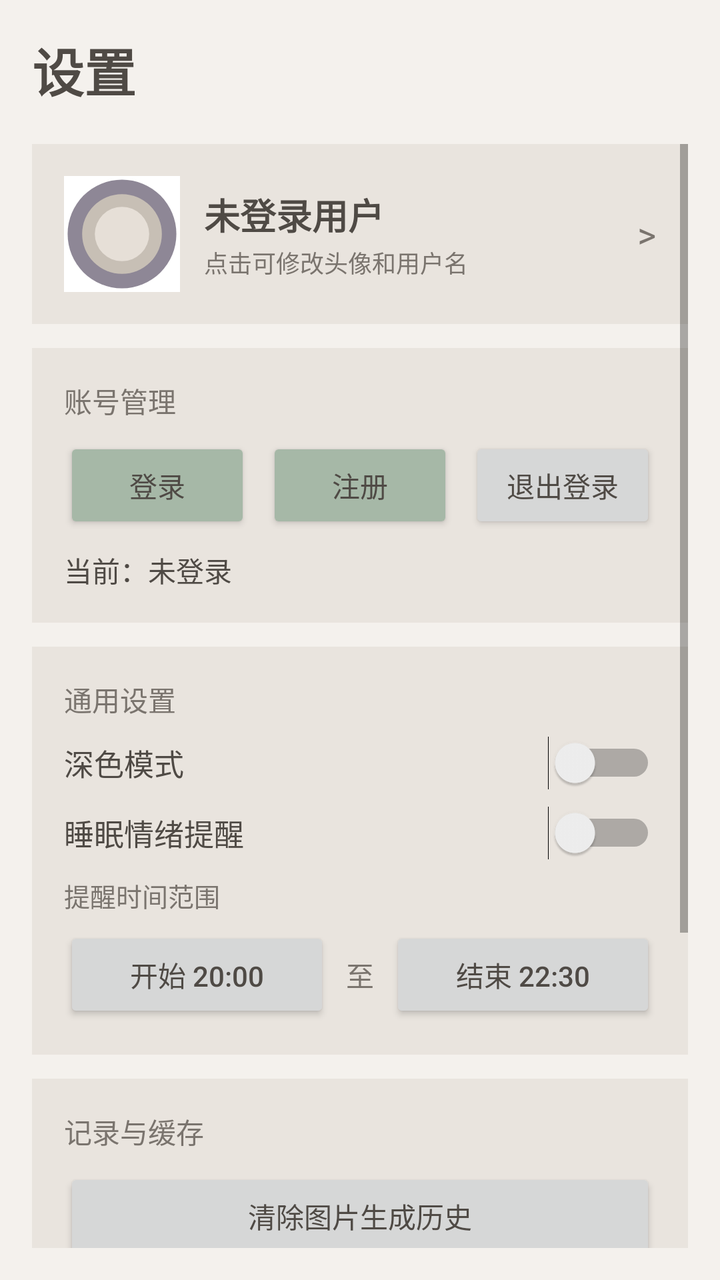
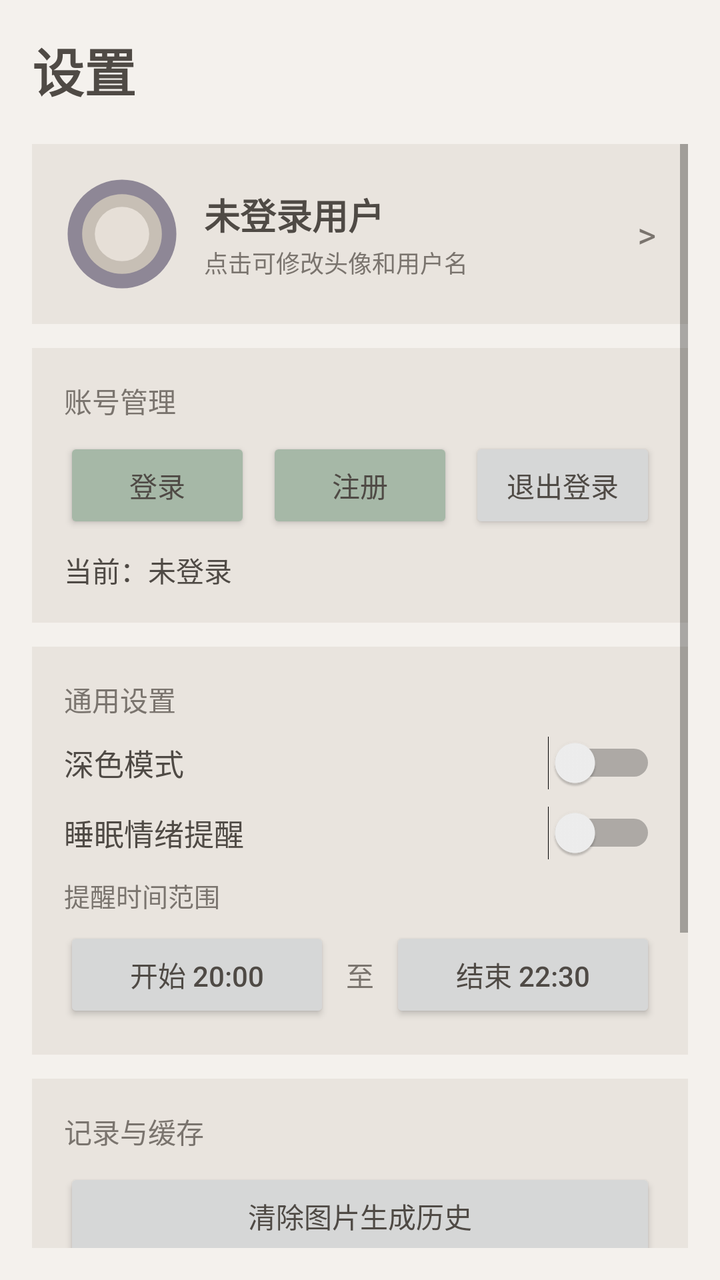

The first picture is an Android layout as it rendered before a commit; the second is the same layout after the commit. The layout source and the unified diff follow.
<!-- AndroidManifest.xml: application theme Theme.DreamAnalyzer -->
<!-- res/layout/fragment_settings.xml -->
<?xml version="1.0" encoding="utf-8"?>
<FrameLayout xmlns:android="http://schemas.android.com/apk/res/android"
    android:layout_width="match_parent"
    android:layout_height="match_parent"
    android:background="@color/morandi_bg"
    android:fitsSystemWindows="true">

    <TextView
        android:id="@+id/tv_page_title_fixed"
        android:layout_width="wrap_content"
        android:layout_height="wrap_content"
        android:layout_marginStart="16dp"
        android:layout_marginTop="16dp"
        android:text="设置"
        android:textColor="@color/morandi_text_primary"
        android:textSize="26sp"
        android:textStyle="bold" />

    <ScrollView
        android:id="@+id/scroll_content"
        android:layout_width="match_parent"
        android:layout_height="match_parent"
        android:layout_marginTop="56dp"
        android:fillViewport="true"
        android:padding="16dp">

        <LinearLayout
            android:layout_width="match_parent"
            android:layout_height="wrap_content"
            android:orientation="vertical">

            <LinearLayout
                android:id="@+id/layout_profile"
                android:layout_width="match_parent"
                android:layout_height="wrap_content"
                android:background="@color/morandi_card"
                android:gravity="center_vertical"
                android:orientation="horizontal"
                android:padding="16dp">

                <ImageView
                    android:id="@+id/iv_avatar"
                    android:layout_width="58dp"
                    android:layout_height="58dp"
                    android:background="@android:color/white"
                    android:scaleType="centerCrop"
                    android:src="@drawable/ic_avatar_morandi" />

                <LinearLayout
                    android:layout_width="0dp"
                    android:layout_height="wrap_content"
                    android:layout_marginStart="12dp"
                    android:layout_weight="1"
                    android:orientation="vertical">

                    <TextView
                        android:id="@+id/tv_profile_name"
                        android:layout_width="wrap_content"
                        android:layout_height="wrap_content"
                        android:text="未登录用户"
                        android:textColor="@color/morandi_text_primary"
                        android:textSize="18sp"
                        android:textStyle="bold" />

                    <TextView
                        android:layout_width="wrap_content"
                        android:layout_height="wrap_content"
                        android:layout_marginTop="2dp"
                        android:text="点击可修改头像和用户名"
                        android:textColor="@color/morandi_text_secondary"
                        android:textSize="12sp" />
                </LinearLayout>

                <TextView
                    android:layout_width="wrap_content"
                    android:layout_height="wrap_content"
                    android:text=">"
                    android:textColor="@color/morandi_text_secondary"
                    android:textSize="18sp" />
            </LinearLayout>

            <LinearLayout
                android:layout_width="match_parent"
                android:layout_height="wrap_content"
                android:layout_marginTop="12dp"
                android:background="@color/morandi_card"
                android:orientation="vertical"
                android:padding="16dp">

                <TextView
                    android:layout_width="wrap_content"
                    android:layout_height="wrap_content"
                    android:text="账号管理"
                    android:textColor="@color/morandi_text_secondary"
                    android:textSize="14sp" />

                <LinearLayout
                    android:layout_width="match_parent"
                    android:layout_height="wrap_content"
                    android:layout_marginTop="8dp"
                    android:orientation="horizontal">

                    <Button
                        android:id="@+id/btn_login"
                        android:layout_width="0dp"
                        android:layout_height="wrap_content"
                        android:layout_weight="1"
                        android:backgroundTint="@color/morandi_secondary"
                        android:text="登录"
                        android:textColor="@color/morandi_text_primary" />

                    <Button
                        android:id="@+id/btn_register"
                        android:layout_width="0dp"
                        android:layout_height="wrap_content"
                        android:layout_marginStart="8dp"
                        android:layout_weight="1"
                        android:backgroundTint="@color/morandi_secondary"
                        android:text="注册"
                        android:textColor="@color/morandi_text_primary" />

                    <Button
                        android:id="@+id/btn_logout"
                        android:layout_width="0dp"
                        android:layout_height="wrap_content"
                        android:layout_marginStart="8dp"
                        android:layout_weight="1"
                        android:text="退出登录"
                        android:textColor="@color/morandi_text_primary" />
                </LinearLayout>

                <TextView
                    android:id="@+id/tv_login_status"
                    android:layout_width="match_parent"
                    android:layout_height="wrap_content"
                    android:layout_marginTop="8dp"
                    android:text="当前：未登录"
                    android:textColor="@color/morandi_text_primary"
                    android:textSize="14sp" />
            </LinearLayout>

            <LinearLayout
                android:layout_width="match_parent"
                android:layout_height="wrap_content"
                android:layout_marginTop="12dp"
                android:background="@color/morandi_card"
                android:orientation="vertical"
                android:padding="16dp">

                <TextView
                    android:layout_width="wrap_content"
                    android:layout_height="wrap_content"
                    android:text="通用设置"
                    android:textColor="@color/morandi_text_secondary"
                    android:textSize="14sp" />

                <LinearLayout
                    android:layout_width="match_parent"
                    android:layout_height="wrap_content"
                    android:layout_marginTop="8dp"
                    android:gravity="center_vertical"
                    android:orientation="horizontal">

                    <TextView
                        android:layout_width="0dp"
                        android:layout_height="wrap_content"
                        android:layout_weight="1"
                        android:text="深色模式"
                        android:textColor="@color/morandi_text_primary"
                        android:textSize="15sp" />

                    <Switch
                        android:id="@+id/switch_dark_mode"
                        android:layout_width="wrap_content"
                        android:layout_height="wrap_content" />
                </LinearLayout>

                <LinearLayout
                    android:layout_width="match_parent"
                    android:layout_height="wrap_content"
                    android:layout_marginTop="8dp"
                    android:gravity="center_vertical"
                    android:orientation="horizontal">

                    <TextView
                        android:layout_width="0dp"
                        android:layout_height="wrap_content"
                        android:layout_weight="1"
                        android:text="睡眠情绪提醒"
                        android:textColor="@color/morandi_text_primary"
                        android:textSize="15sp" />

                    <Switch
                        android:id="@+id/switch_notify"
                        android:layout_width="wrap_content"
                        android:layout_height="wrap_content" />
                </LinearLayout>

                <TextView
                    android:layout_width="wrap_content"
                    android:layout_height="wrap_content"
                    android:layout_marginTop="8dp"
                    android:text="提醒时间范围"
                    android:textColor="@color/morandi_text_secondary"
                    android:textSize="13sp" />

                <LinearLayout
                    android:layout_width="match_parent"
                    android:layout_height="wrap_content"
                    android:layout_marginTop="6dp"
                    android:gravity="center_vertical"
                    android:orientation="horizontal">

                    <Button
                        android:id="@+id/btn_notify_start"
                        android:layout_width="0dp"
                        android:layout_height="wrap_content"
                        android:layout_weight="1"
                        android:text="开始 20:00"
                        android:textColor="@color/morandi_text_primary" />

                    <TextView
                        android:layout_width="wrap_content"
                        android:layout_height="wrap_content"
                        android:layout_marginHorizontal="8dp"
                        android:text="至"
                        android:textColor="@color/morandi_text_secondary" />

                    <Button
                        android:id="@+id/btn_notify_end"
                        android:layout_width="0dp"
                        android:layout_height="wrap_content"
                        android:layout_weight="1"
                        android:text="结束 22:30"
                        android:textColor="@color/morandi_text_primary" />
                </LinearLayout>
            </LinearLayout>

            <LinearLayout
                android:layout_width="match_parent"
                android:layout_height="wrap_content"
                android:layout_marginTop="12dp"
                android:background="@color/morandi_card"
                android:orientation="vertical"
                android:padding="16dp">

                <TextView
                    android:layout_width="wrap_content"
                    android:layout_height="wrap_content"
                    android:text="记录与缓存"
                    android:textColor="@color/morandi_text_secondary"
                    android:textSize="14sp" />

                <Button
                    android:id="@+id/btn_clear_image_history"
                    android:layout_width="match_parent"
                    android:layout_height="wrap_content"
                    android:layout_marginTop="8dp"
                    android:text="清除图片生成历史"
                    android:textColor="@color/morandi_text_primary" />

                <Button
                    android:id="@+id/btn_clear_post_history"
                    android:layout_width="match_parent"
                    android:layout_height="wrap_content"
                    android:layout_marginTop="8dp"
                    android:text="清除社区博客记录"
                    android:textColor="@color/morandi_text_primary" />

                <Button
                    android:id="@+id/btn_clear_all"
                    android:layout_width="match_parent"
                    android:layout_height="wrap_content"
                    android:layout_marginTop="8dp"
                    android:backgroundTint="#CBB8A8"
                    android:text="清除全部缓存与记录"
                    android:textColor="@color/morandi_text_primary" />
            </LinearLayout>

            <LinearLayout
                android:layout_width="match_parent"
                android:layout_height="wrap_content"
                android:layout_marginTop="12dp"
                android:layout_marginBottom="20dp"
                android:background="@color/morandi_card"
                android:orientation="vertical"
                android:padding="16dp">

                <TextView
                    android:layout_width="wrap_content"
                    android:layout_height="wrap_content"
                    android:text="关于我们"
                    android:textColor="@color/morandi_text_secondary"
                    android:textSize="14sp" />

                <TextView
                    android:layout_width="wrap_content"
                    android:layout_height="wrap_content"
                    android:layout_marginTop="8dp"
                    android:text="（内容待补充）"
                    android:textColor="@color/morandi_text_primary"
                    android:textSize="14sp" />
            </LinearLayout>

        </LinearLayout>

    </ScrollView>

</FrameLayout>
<!-- resources referenced by this layout -->
<resources>
  <color name="morandi_bg">#F4F1ED</color>
  <color name="morandi_card">#E9E4DE</color>
  <color name="morandi_secondary">#A6B8A7</color>
  <color name="morandi_text_primary">#4F4A45</color>
  <color name="morandi_text_secondary">#7A746E</color>
  <!-- drawable ic_avatar_morandi (drawable) -->
  <?xml version="1.0" encoding="utf-8"?>
  <vector xmlns:android="http://schemas.android.com/apk/res/android"
      android:width="64dp"
      android:height="64dp"
      android:viewportWidth="64"
      android:viewportHeight="64">
  
      
      <path
          android:fillColor="#8E8796"
          android:pathData="M32,2A30,30 0 1,1 32,62A30,30 0 1,1 32,2Z" />
  
      
      <path
          android:fillColor="#C7BFB5"
          android:pathData="M32,10A22,22 0 1,1 32,54A22,22 0 1,1 32,10Z" />
  
      
      <path
          android:fillColor="#E6DFD7"
          android:pathData="M32,17A15,15 0 1,1 32,47A15,15 0 1,1 32,17Z" />
  </vector>
  <style name="Theme.DreamAnalyzer" parent="Theme.MaterialComponents.Light.NoActionBar">
          <item name="colorPrimary">@color/morandi_primary</item>
          <item name="colorPrimaryVariant">@color/morandi_primary_dark</item>
          <item name="colorOnPrimary">@color/white</item>
  
          <item name="colorSecondary">@color/morandi_secondary</item>
          <item name="colorSecondaryVariant">@color/morandi_secondary</item>
          <item name="colorOnSecondary">@color/morandi_text_primary</item>
  
          <item name="android:statusBarColor">@color/morandi_primary_dark</item>
          <item name="android:navigationBarColor">@color/morandi_bg</item>
          <item name="android:windowBackground">@color/morandi_bg</item>
      </style>
  <color name="morandi_primary">#8F8AA6</color>
  <color name="morandi_primary_dark">#7B7691</color>
  <color name="white">#FFFFFFFF</color>
</resources>

<!-- the commit's change to res/layout/fragment_settings.xml (unified diff, before → after) -->
@@ -42,7 +42,6 @@
                     android:id="@+id/iv_avatar"
                     android:layout_width="58dp"
                     android:layout_height="58dp"
-                    android:background="@android:color/white"
                     android:scaleType="centerCrop"
                     android:src="@drawable/ic_avatar_morandi" />
 
